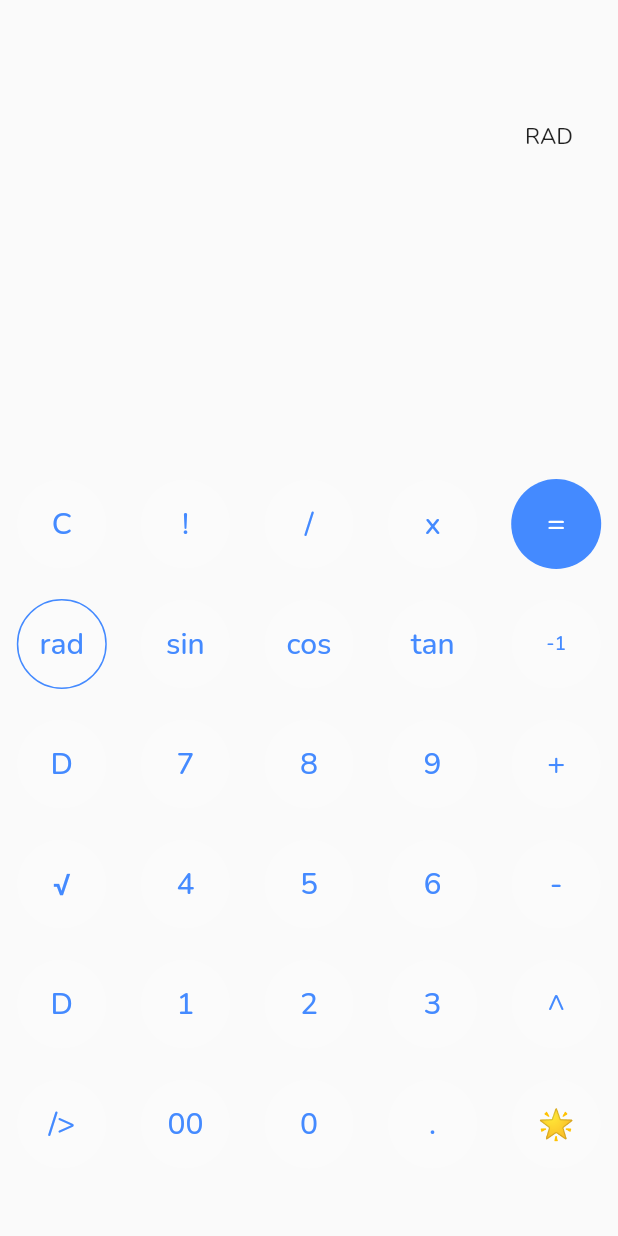
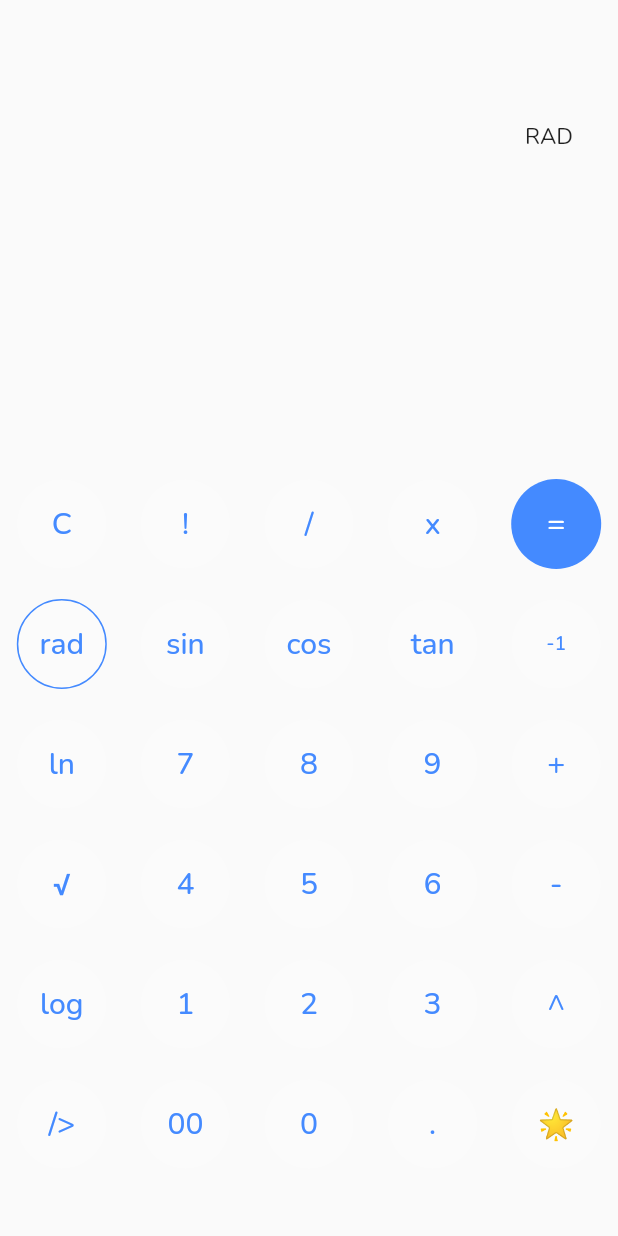
Before and after one commit to Inst1nct007/Calculator, a Flutter app: the screen it shows after launch, after a tap on an icon or button, on a phone screen of 412 x 824 dp. Run offline on Flutter 3.47's test engine with Material 2 defaults, Android fonts, the phone set to English and light mode, and no system bars; our stand-ins replace auto_size_text, google_fonts.

Commit message:
Major Backend Updates! Backend is now much more optimized and has been rebuild from the ground up! Symbols are now displayed properly instead of just one letter for each button and operators are now easier to handle for the backend!

```diff
--- a/lib/main.dart
+++ b/lib/main.dart
@@ -28,14 +28,13 @@ class CalculatorApp extends StatefulWidget {
 
 class _CalculatorAppState extends State<CalculatorApp> with WidgetsBindingObserver {
 
-  String expression = '0';
+  String expression = '';
   String result = '';
   double expressionFontSize = 58.0;
   double resultFontSize = 48.0;
   var numbers = [];
   var operators = [];
   var re;
-  var pos = [];
   bool isVisible = false;
   double buttonSize = 70;
   String angleFormat = 'rad';
@@ -68,8 +67,7 @@ class _CalculatorAppState extends State<CalculatorApp> with WidgetsBindingObserv
       }
       else if(buttonText == '='){
         try{
-          pos.clear();
-          re = RegExp('[^0-9.]');
+          re = RegExp('[^0-9.-]');
           numbers = expression.split(re);
           for(int i = 0; i < numbers.length; i++){
             if(!numbers.remove('')){
@@ -77,46 +75,41 @@ class _CalculatorAppState extends State<CalculatorApp> with WidgetsBindingObserv
             }
           }
           result = numbers[0];
-          re = RegExp('[0-9.()]*');
+          re = RegExp('[0-9(). ]');
           operators = expression.split(re);
+
+          numbers.removeWhere((number) => number == '' || number == '-' || number == '--' || number == '+-' || number == '-+');
+          operators.removeWhere((operator) => operator == '');
+          print(numbers);
+          print(operators);
+
           for(int i = 0; i < operators.length; i++){
-            if(!operators.remove('')){
-              break;
+            if(operators[i] == '--' || operators[i] == '++'){
+              operators[i] = '+';
+            }
+            else if(operators[i] == '+-' || operators[i] == '-+'){
+              operators[i] = '-';
+            }
+            else if(operators[i] == '-'){
+              if(i == 0){
+                operators.removeAt(i);
+              }
+              else{
+                if(operators[i-1] != '^'){
+                  operators[i] = '+';
+                }
+                else{
+                  operators.removeAt(i);
+                }
+              }
             }
           }
-
-          if(operators.isNotEmpty){
-            int others = 0;
-
-            for(int i = 0; i<expression.length; i++){
-              if(i > 0 && !(expression.codeUnitAt(i) >= 48 && expression.codeUnitAt(i) <= 57) && !(expression.codeUnitAt(i-1) >= 48 && expression.codeUnitAt(i-1) <= 57) || expression[i] == 's' || expression[i] == 'c' || expression[i] == 't'){
-                pos.add(i-others);
-              }
-              else if(expression.codeUnitAt(i) >= 48 && expression.codeUnitAt(i) <= 57 || expression[i] == '.' && expression[i] != '(' && expression[i] != ')'){
-                others++;
-              }
-            }
-
-            for(int i=0; i<pos.length; i++){
-              if(operators[pos[i]-i] == '-'){
-                operators.removeAt(pos[i]-i);
-                numbers[pos[i]-i] = (-1 * double.parse(numbers[pos[i]-i])).toString();
-              }
-            }
-
-            while(numbers.length > 1){
-              print(expression);
-              print(numbers);
-              print(operators);
+          print(numbers);
+          print(operators);
+            while((numbers.length > 1) || operators.isNotEmpty){
               for(int i = 0; i < operators.length; i++){
                 if(operators[i] == '√'){
-                  if(i==0){
-                    numbers[i] = sqrt(double.parse(numbers[i+1])).toString();
-                    numbers.removeAt(i+1);
-                  }
-                  else{
                     numbers[i] = sqrt(double.parse(numbers[i])).toString();
-                  }
                   if(operators.isNotEmpty){
                     operators.removeAt(i);
                   }
@@ -124,28 +117,8 @@ class _CalculatorAppState extends State<CalculatorApp> with WidgetsBindingObserv
               }
 
               for(int i = 0; i < operators.length; i++){
-                if(operators[i] == 's' && !isButtonDisabled){
-                  if(i==0){
-                    numbers[i] = sin(double.parse(numbers[i+1])).toString();
-                    numbers.removeAt(i+1);
-                  }
-                  else{
-                    numbers[i] = sin(double.parse(numbers[i])).toString();
-                  }
-                  if(operators.isNotEmpty){
-                    operators.removeAt(i);
-                  }
-                }
-                else if(operators[i] == 's' && isButtonDisabled){
-                  if(i==0){
-
-                    numbers[i] = asin(double.parse(numbers[i+1])).toString();
-
-                    numbers.removeAt(i+1);
-                  }
-                  else{
-                    numbers[i] = asin(double.parse(numbers[i])).toString();
-                  }
+                if(operators[i] == 'ln'){
+                    numbers[i] = log(double.parse(numbers[i])).toString();
                   if(operators.isNotEmpty){
                     operators.removeAt(i);
                   }
@@ -153,26 +126,8 @@ class _CalculatorAppState extends State<CalculatorApp> with WidgetsBindingObserv
               }
 
               for(int i = 0; i < operators.length; i++){
-                if(operators[i] == 'c' && !isButtonDisabled){
-                  if(i==0){
-                    numbers[i] = cos(double.parse(numbers[i+1])).toString();
-                    numbers.removeAt(i+1);
-                  }
-                  else{
-                    numbers[i] = cos(double.parse(numbers[i])).toString();
-                  }
-                  if(operators.isNotEmpty){
-                    operators.removeAt(i);
-                  }
-                }
-                else if(operators[i] == 'c' && isButtonDisabled){
-                  if(i==0){
-                    numbers[i] = acos(double.parse(numbers[i+1])).toString();
-                    numbers.removeAt(i+1);
-                  }
-                  else{
-                    numbers[i] = acos(double.parse(numbers[i])).toString();
-                  }
+                if(operators[i] == 'log'){
+                    numbers[i] = (log(double.parse(numbers[i])) * 0.434294189774).toString();
                   if(operators.isNotEmpty){
                     operators.removeAt(i);
                   }
@@ -180,34 +135,50 @@ class _CalculatorAppState extends State<CalculatorApp> with WidgetsBindingObserv
               }
 
               for(int i = 0; i < operators.length; i++){
-                if(operators[i] == 't' && !isButtonDisabled){
-                  if(i==0){
-                    numbers[i] = tan(double.parse(numbers[i+1])).toString();
-                    numbers.removeAt(i+1);
-                  }
-                  else{
-                    numbers[i] = tan(double.parse(numbers[i])).toString();
-                  }
+                if(operators[i] == 'sin' && !isButtonDisabled){
+                  numbers[i] = sin(double.parse(numbers[i])).toString();
                   if(operators.isNotEmpty){
                     operators.removeAt(i);
                   }
                 }
-                else if(operators[i] == 't' && isButtonDisabled){
-                  if(i==0){
-                    numbers[i] = atan(double.parse(numbers[i+1])).toString();
-                    numbers.removeAt(i+1);
-                  }
-                  else{
-                    numbers[i] = atan(double.parse(numbers[i])).toString();
-                  }
+                else if(operators[i] == 'sin' && isButtonDisabled){
+                  numbers[i] = asin(double.parse(numbers[i])).toString();
                   if(operators.isNotEmpty){
                     operators.removeAt(i);
                   }
                 }
               }
-              print(expression);
-              print(numbers);
-              print(operators);
+
+              for(int i = 0; i < operators.length; i++){
+                if(operators[i] == 'cos' && !isButtonDisabled){
+                  numbers[i] = cos(double.parse(numbers[i])).toString();
+                  if(operators.isNotEmpty){
+                    operators.removeAt(i);
+                  }
+                }
+                else if(operators[i] == 'cos' && isButtonDisabled){
+                  numbers[i] = acos(double.parse(numbers[i])).toString();
+                  if(operators.isNotEmpty){
+                    operators.removeAt(i);
+                  }
+                }
+              }
+
+              for(int i = 0; i < operators.length; i++){
+                if(operators[i] == 'tan' && !isButtonDisabled){
+                  numbers[i] = tan(double.parse(numbers[i])).toString();
+                  if(operators.isNotEmpty){
+                    operators.removeAt(i);
+                  }
+                }
+                else if(operators[i] == 'tan' && isButtonDisabled){
+                  numbers[i] = atan(double.parse(numbers[i])).toString();
+                  if(operators.isNotEmpty){
+                    operators.removeAt(i);
+                  }
+                }
+              }
+
               for(int i = 0; i < operators.length; i++){
                 if(operators[i] == '!'){
                   numbers[i] = factorial(int.parse(numbers[i])).toString();
@@ -216,9 +187,7 @@ class _CalculatorAppState extends State<CalculatorApp> with WidgetsBindingObserv
                   }
                 }
               }
-              print(expression);
-              print(numbers);
-              print(operators);
+
               for(int i = 0; i < operators.length; i++){
                 if(operators[i] == '^'){
                   numbers[i] = pow(double.parse(numbers[i]), double.parse(numbers[i+1])).toString();
@@ -273,6 +242,7 @@ class _CalculatorAppState extends State<CalculatorApp> with WidgetsBindingObserv
                   i--;
                 }
               }
+
             }
 
             numbers[0] = double.parse(numbers[0]).toString();
@@ -280,7 +250,6 @@ class _CalculatorAppState extends State<CalculatorApp> with WidgetsBindingObserv
               numbers[0] = double.parse(numbers[0]).toInt().toString();
             }
             result = numbers[0];
-          }
         }
         catch(e){
           result = ':(';
@@ -301,15 +270,23 @@ class _CalculatorAppState extends State<CalculatorApp> with WidgetsBindingObserv
       }
 
       else if(buttonText == 'sin' || buttonText == '   -1 sin'){
-        expression += 's';
+        expression += ' sin';
       }
 
       else if(buttonText == 'cos' || buttonText == '   -1 cos'){
-        expression += 'c';
+        expression += ' cos';
       }
 
       else if(buttonText == 'tan' || buttonText == '   -1 tan'){
-        expression += 't';
+        expression += ' tan';
+      }
+
+      else if(buttonText == 'ln'){
+        expression += ' ln';
+      }
+
+      else if(buttonText == 'log'){
+        expression += ' log';
       }
 
       else{
@@ -320,6 +297,20 @@ class _CalculatorAppState extends State<CalculatorApp> with WidgetsBindingObserv
         }
         else if(buttonText == '🌟'){
 
+        }
+
+        else if(!(buttonText.codeUnitAt(0) >= 48 && buttonText.codeUnitAt(0) <= 57) && buttonText != '.'){
+          try{
+            if((buttonText == '-' || buttonText == '+') && (expression[expression.length - 1] == '-') || expression[expression.length - 1] == '+'){
+              expression += buttonText + ' ';
+            }
+            else{
+              expression += ' ' + buttonText;
+            }
+          }
+          catch(e){
+            expression += buttonText;
+          }
         }
 
         else{
@@ -333,13 +324,12 @@ class _CalculatorAppState extends State<CalculatorApp> with WidgetsBindingObserv
     HapticFeedback.heavyImpact();
     setState(() {
       if(buttonText.toUpperCase() == 'C'){
-        expression = '0';
+        expression = '';
         result = '';
       }
       else if(buttonText == '='){
         try{
-          pos.clear();
-          re = RegExp('[^0-9.]');
+          re = RegExp('[^0-9.-]');
           numbers = expression.split(re);
           for(int i = 0; i < numbers.length; i++){
             if(!numbers.remove('')){
@@ -347,42 +337,38 @@ class _CalculatorAppState extends State<CalculatorApp> with WidgetsBindingObserv
             }
           }
           result = numbers[0];
-          re = RegExp('[0-9.()]*');
+          re = RegExp('[0-9(). ]');
           operators = expression.split(re);
+
+          numbers.removeWhere((number) => number == '' || number == '-' || number == '--' || number == '+-' || number == '-+');
+          operators.removeWhere((operator) => operator == '');
+
           for(int i = 0; i < operators.length; i++){
-            if(!operators.remove('')){
-              break;
+            if(operators[i] == '--' || operators[i] == '++'){
+              operators[i] = '+';
+            }
+            else if(operators[i] == '+-' || operators[i] == '-+'){
+              operators[i] = '-';
+            }
+            else if(operators[i] == '-'){
+              if(i == 0){
+                operators.removeAt(i);
+              }
+              else{
+                if(operators[i-1] != '^'){
+                  operators[i] = '+';
+                }
+                else{
+                  operators.removeAt(i);
+                }
+              }
             }
           }
 
-          int others = 0;
-          for(int i = 0; i<expression.length; i++){
-            if(i > 0 && !(expression.codeUnitAt(i) >= 48 && expression.codeUnitAt(i) <= 57) && !(expression.codeUnitAt(i-1) >= 48 && expression.codeUnitAt(i-1) <= 57) || expression[i] == 's' || expression[i] == 'c' || expression[i] == 't'){
-              pos.add(i-others);
-            }
-            else if(expression.codeUnitAt(i) >= 48 && expression.codeUnitAt(i) <= 57 || expression[i] == '.' && expression[i] != '(' && expression[i] != ')'){
-              others++;
-            }
-          }
-
-          for(int i=0; i<pos.length; i++){
-            if(operators[pos[i]-i] == '-'){
-              operators.removeAt(pos[i]-i);
-              numbers[pos[i]-i] = (-1 * double.parse(numbers[pos[i]-i])).toString();
-            }
-          }
-
-          while(numbers.length > 1){
-
+          while((numbers.length > 1) || operators.isNotEmpty){
             for(int i = 0; i < operators.length; i++){
               if(operators[i] == '√'){
-                if(i==0){
-                  numbers[i] = sqrt(double.parse(numbers[i+1])).toString();
-                  numbers.removeAt(i+1);
-                }
-                else{
-                  numbers[i] = sqrt(double.parse(numbers[i])).toString();
-                }
+                numbers[i] = sqrt(double.parse(numbers[i])).toString();
                 if(operators.isNotEmpty){
                   operators.removeAt(i);
                 }
@@ -390,28 +376,8 @@ class _CalculatorAppState extends State<CalculatorApp> with WidgetsBindingObserv
             }
 
             for(int i = 0; i < operators.length; i++){
-              if(operators[i] == 's' && !isButtonDisabled){
-                if(i==0){
-                  numbers[i] = sin(double.parse(numbers[i+1])).toString();
-                  numbers.removeAt(i+1);
-                }
-                else{
-                  numbers[i] = sin(double.parse(numbers[i])).toString();
-                }
-                if(operators.isNotEmpty){
-                  operators.removeAt(i);
-                }
-              }
-              else if(operators[i] == 's' && isButtonDisabled){
-                if(i==0){
-
-                  numbers[i] = asin(double.parse(numbers[i+1])).toString();
-
-                  numbers.removeAt(i+1);
-                }
-                else{
-                  numbers[i] = asin(double.parse(numbers[i])).toString();
-                }
+              if(operators[i] == 'ln'){
+                numbers[i] = log(double.parse(numbers[i])).toString();
                 if(operators.isNotEmpty){
                   operators.removeAt(i);
                 }
@@ -419,26 +385,8 @@ class _CalculatorAppState extends State<CalculatorApp> with WidgetsBindingObserv
             }
 
             for(int i = 0; i < operators.length; i++){
-              if(operators[i] == 'c' && !isButtonDisabled){
-                if(i==0){
-                  numbers[i] = cos(double.parse(numbers[i+1])).toString();
-                  numbers.removeAt(i+1);
-                }
-                else{
-                  numbers[i] = cos(double.parse(numbers[i])).toString();
-                }
-                if(operators.isNotEmpty){
-                  operators.removeAt(i);
-                }
-              }
-              else if(operators[i] == 'c' && isButtonDisabled){
-                if(i==0){
-                  numbers[i] = acos(double.parse(numbers[i+1])).toString();
-                  numbers.removeAt(i+1);
-                }
-                else{
-                  numbers[i] = acos(double.parse(numbers[i])).toString();
-                }
+              if(operators[i] == 'log'){
+                numbers[i] = (log(double.parse(numbers[i])) * 0.434294189774).toString();
                 if(operators.isNotEmpty){
                   operators.removeAt(i);
                 }
@@ -446,26 +394,14 @@ class _CalculatorAppState extends State<CalculatorApp> with WidgetsBindingObserv
             }
 
             for(int i = 0; i < operators.length; i++){
-              if(operators[i] == 't' && !isButtonDisabled){
-                if(i==0){
-                  numbers[i] = tan(double.parse(numbers[i+1])).toString();
-                  numbers.removeAt(i+1);
-                }
-                else{
-                  numbers[i] = tan(double.parse(numbers[i])).toString();
-                }
+              if(operators[i] == 'sin' && !isButtonDisabled){
+                numbers[i] = sin(double.parse(numbers[i])).toString();
                 if(operators.isNotEmpty){
                   operators.removeAt(i);
                 }
               }
-              else if(operators[i] == 't' && isButtonDisabled){
-                if(i==0){
-                  numbers[i] = atan(double.parse(numbers[i+1])).toString();
-                  numbers.removeAt(i+1);
-                }
-                else{
-                  numbers[i] = atan(double.parse(numbers[i])).toString();
-                }
+              else if(operators[i] == 'sin' && isButtonDisabled){
+                numbers[i] = asin(double.parse(numbers[i])).toString();
                 if(operators.isNotEmpty){
                   operators.removeAt(i);
                 }
@@ -473,8 +409,29 @@ class _CalculatorAppState extends State<CalculatorApp> with WidgetsBindingObserv
             }
 
             for(int i = 0; i < operators.length; i++){
-              if(operators[i] == '!'){
-                numbers[i] = factorial(int.parse(numbers[i])).toString();
+              if(operators[i] == 'cos' && !isButtonDisabled){
+                numbers[i] = cos(double.parse(numbers[i])).toString();
+                if(operators.isNotEmpty){
+                  operators.removeAt(i);
+                }
+              }
+              else if(operators[i] == 'cos' && isButtonDisabled){
+                numbers[i] = acos(double.parse(numbers[i])).toString();
+                if(operators.isNotEmpty){
+                  operators.removeAt(i);
+                }
+              }
+            }
+
+            for(int i = 0; i < operators.length; i++){
+              if(operators[i] == 'tan' && !isButtonDisabled){
+                numbers[i] = tan(double.parse(numbers[i])).toString();
+                if(operators.isNotEmpty){
+                  operators.removeAt(i);
+                }
+              }
+              else if(operators[i] == 'tan' && isButtonDisabled){
+                numbers[i] = atan(double.parse(numbers[i])).toString();
                 if(operators.isNotEmpty){
                   operators.removeAt(i);
                 }
@@ -544,12 +501,14 @@ class _CalculatorAppState extends State<CalculatorApp> with WidgetsBindingObserv
                 i--;
               }
             }
+
           }
+
           numbers[0] = double.parse(numbers[0]).toString();
           if(double.parse(numbers[0]) == (double.parse(numbers[0])).toInt()){
             numbers[0] = double.parse(numbers[0]).toInt().toString();
           }
-          expression = '0' + numbers[0];
+          expression = numbers[0];
           result = '';
         }
         catch(e){
@@ -628,7 +587,7 @@ class _CalculatorAppState extends State<CalculatorApp> with WidgetsBindingObserv
                 crossAxisAlignment: CrossAxisAlignment.stretch,
                 children:  [
                   Visibility(visible: isVisible,child: Container(padding: const EdgeInsets.fromLTRB(0, 0, 30.0, 10.0), alignment: Alignment.centerRight,child: Text(angleFormat.toUpperCase(), style: GoogleFonts.nunito(fontSize: 15,), maxLines: 2,))),
-                  Container(padding: const EdgeInsets.fromLTRB(0, 0, 30.0, 10.0), alignment: Alignment.centerRight,child: AutoSizeText(expression.substring(1, expression.length), style: GoogleFonts.nunito(fontSize: expressionFontSize,), maxLines: 2,)),
+                  Container(padding: const EdgeInsets.fromLTRB(0, 0, 30.0, 10.0), alignment: Alignment.centerRight,child: AutoSizeText(expression, style: GoogleFonts.nunito(fontSize: expressionFontSize,), maxLines: 2,)),
                   Container(padding: const EdgeInsets.fromLTRB(0, 0, 30.0, 10.0),alignment: Alignment.centerRight,child: AutoSizeText(result, style: GoogleFonts.nunito(fontSize: resultFontSize), maxLines: 1,)),
                 ],
               ),
@@ -672,7 +631,7 @@ class _CalculatorAppState extends State<CalculatorApp> with WidgetsBindingObserv
                     child: Row(
                       mainAxisAlignment: MainAxisAlignment.center,
                       children: [
-                        Visibility(visible: isVisible, child: Expanded(child: buildButton('D', buttonSize, Colors.white10, Colors.blueAccent), flex: 1,)),
+                        Visibility(visible: isVisible, child: Expanded(child: buildButton('ln', buttonSize, Colors.white10, Colors.blueAccent), flex: 1,)),
                         Expanded(child: buildButton('7', buttonSize, Colors.white10, Colors.blueAccent), flex: 1,),
                         Expanded(child: buildButton('8', buttonSize, Colors.white10, Colors.blueAccent), flex: 1,),
                         Expanded(child: buildButton('9', buttonSize, Colors.white10, Colors.blueAccent), flex: 1,),
@@ -698,7 +657,7 @@ class _CalculatorAppState extends State<CalculatorApp> with WidgetsBindingObserv
                     child: Row(
                       mainAxisAlignment: MainAxisAlignment.center,
                       children: [
-                        Visibility(visible: isVisible, child: Expanded(child: buildButton('D', buttonSize, Colors.white10, Colors.blueAccent), flex: 1,)),
+                        Visibility(visible: isVisible, child: Expanded(child: buildButton('log', buttonSize, Colors.white10, Colors.blueAccent), flex: 1,)),
                         Expanded(child: buildButton('1', buttonSize, Colors.white10, Colors.blueAccent), flex: 1,),
                         Expanded(child: buildButton('2', buttonSize, Colors.white10, Colors.blueAccent), flex: 1,),
                         Expanded(child: buildButton('3', buttonSize, Colors.white10, Colors.blueAccent), flex: 1,),
```
